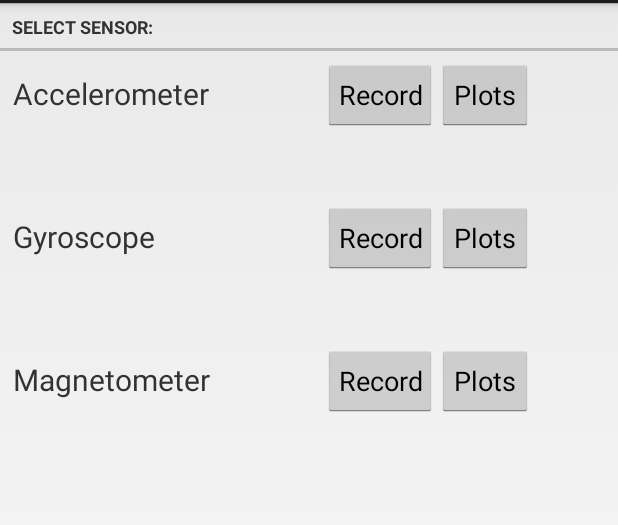
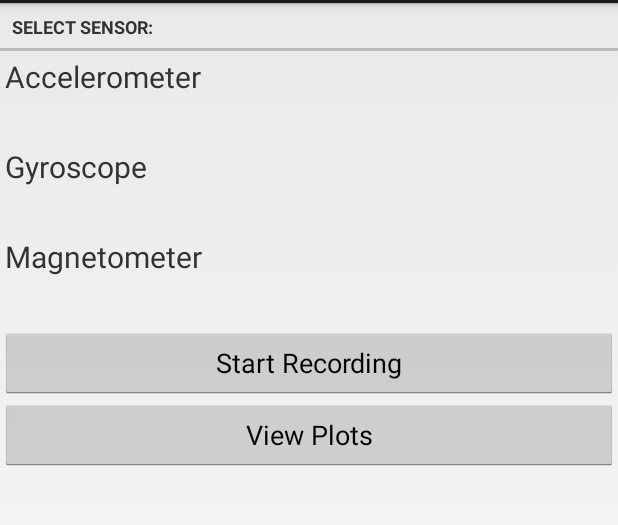
Before and after one commit to nadezhda93/SensorTagLog, an Android app: the SensorDataActivity screen opened directly, with no data from a screen before it, on a phone screen of 412 x 824 dp, the part 69-594 px from its top. Run offline under Robolectric (Android 15) with nearby library versions, the phone set to English and light mode, and no system bars; 3 statements that could not run were skipped.

Commit message:
New layout, only one plot and record button.

```diff
--- a/app/src/main/java/com/nadia/android/sensortaglog/SensorDataActivity.java
+++ b/app/src/main/java/com/nadia/android/sensortaglog/SensorDataActivity.java
@@ -54,18 +54,11 @@ public class SensorDataActivity extends Activity {
 
     private SensorDataSQLiteHelper db = new SensorDataSQLiteHelper(this);
 
-    private Button mRecordAccButton;
-    private Button mRecordGyroButton;
-    private Button mRecordMagButton;
+    private Button mRecordButton;
+    private Button mPlotButton;
 
-    private Boolean mRecordAccButtonPressOnce = false;
-    private Boolean mRecordAccButtonPressTwice = false;
-
-    private Boolean mRecordGyroButtonPressOnce = false;
-    private Boolean mRecordGyroButtonPressTwice = false;
-
-    private Boolean mRecordMagButtonPressOnce = false;
-    private Boolean mRecordMagButtonPressTwice = false;
+    private Boolean mRecordButtonPressOnce = false;
+    private Boolean mRecordButtonPressTwice = false;
 
     SimpleDateFormat mDateFormat = new SimpleDateFormat("dd/MM/yyyy HH:mm:ss:SSS");
 
@@ -121,10 +114,9 @@ public class SensorDataActivity extends Activity {
         mMagnetometerValue  = (TextView)findViewById(R.id.mag_value);
         mGyroscopeValue     = (TextView)findViewById(R.id.gyro_value);
 
-        //wire Button widgets for Recording data
-        mRecordAccButton    = (Button)findViewById(R.id.acc_record_button);
-        mRecordGyroButton   = (Button)findViewById(R.id.gyro_record_button);
-        mRecordMagButton    = (Button) findViewById(R.id.mag_record_button);
+        //wire Button widgets for Recording data and plotting
+        mRecordButton       = (Button)findViewById(R.id.record_button);
+        mPlotButton         = (Button)findViewById(R.id.plot_button);
 
 
         //Register to receive broadcasts for Magnetometer
@@ -137,74 +129,29 @@ public class SensorDataActivity extends Activity {
         LocalBroadcastManager.getInstance(this).registerReceiver(mGyroMessageReceiver,
                                                                 new IntentFilter(GYROSCOPE_INTENT_FILTER));
 
-        //set listener for the RecordAccButton
-        mRecordAccButton.setOnClickListener(new View.OnClickListener() {
+        //set listener for the RecordButton to start recording for all three sensors
+        mRecordButton.setOnClickListener(new View.OnClickListener() {
             @Override
             public void onClick(View v) {
                 //If record button has been pressed already, stop recording
-                if(mRecordAccButtonPressOnce){
-                    mRecordAccButtonPressTwice = true;
-                    mRecordAccButtonPressOnce = false;
-                    mRecordAccButton.setText("Record");
-                    Log.d(TAG, "mRecordAccButton was pressed again");
-                    Toast.makeText(SensorDataActivity.this, "Accelerometer recording saved.", Toast.LENGTH_SHORT).show();
+                if(mRecordButtonPressOnce){
+                    mRecordButtonPressTwice = true;
+                    mRecordButtonPressOnce = false;
+                    mRecordButton.setText("Start Recording");
+                    Log.d(TAG, "mRecordButton was pressed again");
+                    Toast.makeText(SensorDataActivity.this, "Recordings saved.", Toast.LENGTH_SHORT).show();
+                    mPlotButton.setEnabled(true);      //enable plot button after recording
                 }
                 else{
                     //set a flag that button has been pressed once
-                    //change text in button to read Stop
-                    mRecordAccButtonPressOnce = true;
-                    mRecordAccButtonPressTwice = false;
-                    mRecordAccButton.setText(" Stop ");
-                    Log.d(TAG, "mRecordAccButton was pressed");
+                    //change text in button to read Stop Recording
+                    mRecordButtonPressOnce = true;
+                    mRecordButtonPressTwice = false;
+                    mRecordButton.setText("Stop Recording");
+                    Log.d(TAG, "mRecordButton was pressed");
+                    Toast.makeText(SensorDataActivity.this, "Recording data ...", Toast.LENGTH_LONG).show();
+                    mPlotButton.setEnabled(false);      //disable plot button when recording
                 }
-            }
-        });
-
-        mRecordGyroButton.setOnClickListener(new View.OnClickListener() {
-            @Override
-            public void onClick(View v) {
-                //If record button has been pressed already, stop recording
-                if(mRecordGyroButtonPressOnce){
-                    mRecordGyroButtonPressTwice = true;
-                    mRecordGyroButtonPressOnce = false;
-                    mRecordGyroButton.setText("Record");
-                    Log.d(TAG, "mRecordGyroButton was pressed again");
-                    Toast.makeText(SensorDataActivity.this, "Gyroscope recording saved.", Toast.LENGTH_SHORT).show();
-                }
-                else{
-                    //set a flag that button has been pressed once
-                    //change text in button to read Stop
-                    mRecordGyroButtonPressOnce = true;
-                    mRecordGyroButtonPressTwice = false;
-                    mRecordGyroButton.setText(" Stop ");
-                    Log.d(TAG, "mRecordGyroButton was pressed");
-
-                }
-
-            }
-        });
-
-        mRecordMagButton.setOnClickListener(new View.OnClickListener() {
-            @Override
-            public void onClick(View v) {
-                //If record button has been pressed already, stop recording
-                if(mRecordMagButtonPressOnce){
-                    mRecordMagButtonPressTwice = true;
-                    mRecordMagButtonPressOnce = false;
-                    mRecordMagButton.setText("Record");
-                    Log.d(TAG, "mRecordMagButton was pressed again");
-                    Toast.makeText(SensorDataActivity.this, "Magnitude recording saved.", Toast.LENGTH_SHORT).show();
-                }
-                else{
-                    //set a flag that button has been pressed once
-                    //change text in button to read Stop
-                    mRecordMagButtonPressOnce = true;
-                    mRecordMagButtonPressTwice = false;
-                    mRecordMagButton.setText(" Stop ");
-                    Log.d(TAG, "mRecordMagButton was pressed");
-
-                }
-
             }
         });
     }
@@ -244,7 +191,7 @@ public class SensorDataActivity extends Activity {
 
             //add values to table only if Record button was pressed
             //Otherwise do nothing incl. if Stop button was pressed
-            if(mRecordAccButtonPressOnce) {
+            if(mRecordButtonPressOnce) {
                 //get current date, time in the format defined
                 String timestamp = mDateFormat.format(new Date());
                 db.addToDatabaseTable((float) resultX, (float) resultY, (float) resultZ,
@@ -273,7 +220,7 @@ public class SensorDataActivity extends Activity {
                     result_y + " z = " +
                     result_z + " deg");
 
-            if(mRecordGyroButtonPressOnce) {
+            if(mRecordButtonPressOnce) {
                 //get current date, time in the format defined
                 String timestamp = mDateFormat.format(new Date());
 
@@ -300,7 +247,7 @@ public class SensorDataActivity extends Activity {
             mMagnetometerValue.setText("x = " + result_x + " y = " +
                                                 result_y + " z = " +
                                                 result_z + " uT");
-            if(mRecordMagButtonPressOnce) {
+            if(mRecordButtonPressOnce) {
                 //get current date, time in the format defined
                 String timestamp = mDateFormat.format(new Date());
                 //add values to table
--- a/app/src/main/res/layout/activity_sensor_data.xml
+++ b/app/src/main/res/layout/activity_sensor_data.xml
@@ -1,9 +1,10 @@
 <?xml version="1.0" encoding="utf-8"?>
 
-<TableLayout
+<LinearLayout
     xmlns:android="http://schemas.android.com/apk/res/android"
     android:layout_width="fill_parent"
-    android:layout_height="fill_parent">
+    android:layout_height="fill_parent"
+    android:orientation="vertical">
 
     <TextView
         android:id="@+id/select_sensor"
@@ -13,153 +14,75 @@
         android:textSize="12sp"
         style="?android:listSeparatorTextViewStyle"/>
 
-    <TableRow
-        android:layout_width="fill_parent"
-        android:layout_height="wrap_content"
-        android:padding = "5dp"
-        android:layout_gravity="center_horizontal"
-        >
-
 
     <TextView
         android:id = "@+id/accelerometer_title"
-            android:layout_width="210dp"
+        android:layout_width="match_parent"
         android:layout_height="wrap_content"
         android:text = "@string/accelerometer"
         android:padding="3dp"
-            android:textSize="20sp"
+        android:textSize="20sp" />
 
-            />
-
-        <Button
-            android:id = "@+id/acc_record_button"
-            android:layout_width="wrap_content"
-            android:layout_height="wrap_content"
-            android:text="@string/record_button"
-            android:padding="10dp"
-
-            />
-
-        <Button
-            android:id = "@+id/acc_plot_button"
-            android:layout_width="wrap_content"
-            android:layout_height="wrap_content"
-            android:text="@string/plot_button"
-            android:padding="10dp"
-
-            />
-    </TableRow>
-
-    <TableRow
-        android:layout_width="fill_parent"
-        android:layout_height="wrap_content"
-        android:padding = "5dp"
-        android:gravity="left"
-        >
 
     <TextView
         android:id = "@+id/accelerometer_value"
         android:layout_width="fill_parent"
         android:layout_height="wrap_content"
         android:padding="3dp"
-           android:layout_span="3"/>
-    </TableRow>
+        android:paddingBottom="10dp"
+        android:gravity="center"/>
 
-
-    <TableRow
-        android:layout_width="fill_parent"
-        android:layout_height="wrap_content"
-        android:padding = "5dp"
-        android:layout_gravity="center_horizontal"
-        >
 
     <TextView
         android:id = "@+id/gyro_title"
-            android:layout_width="210dp"
+        android:layout_width="match_parent"
         android:layout_height="wrap_content"
         android:text = "@string/gyroscope"
         android:textSize="20sp"
-            android:padding="3dp"
-           />
+        android:padding="3dp" />
 
-        <Button
-            android:id = "@+id/gyro_record_button"
-            android:layout_width="wrap_content"
-            android:layout_height="wrap_content"
-            android:text="@string/record_button"
-            android:padding="10dp"
-            />
-
-        <Button
-            android:id = "@+id/gyro_plot_button"
-            android:layout_width="wrap_content"
-            android:layout_height="wrap_content"
-            android:text="@string/plot_button"
-            android:padding="10dp"
-            />
-    </TableRow>
-
-    <TableRow
-        android:layout_width="fill_parent"
-        android:layout_height="wrap_content"
-        android:padding = "5dp"
-        android:gravity="left"
-        >
 
     <TextView
         android:id = "@+id/gyro_value"
         android:layout_width="match_parent"
         android:layout_height="wrap_content"
         android:padding="3dp"
-            android:layout_span="3"/>
-    </TableRow>
+        android:paddingBottom="10dp"
+        android:gravity="center"/>
 
-    <TableRow
-        android:layout_width="fill_parent"
-        android:layout_height="wrap_content"
-        android:padding = "5dp"
-        android:layout_gravity="center_horizontal"
-        >
 
     <TextView
         android:id = "@+id/mag_title"
-            android:layout_width="210dp"
+        android:layout_width="match_parent"
         android:layout_height="wrap_content"
         android:text = "@string/magnetometer"
         android:textSize="20sp"
-            android:padding="3dp"
-           />
+        android:padding="3dp"/>
 
-        <Button
-            android:id = "@+id/mag_record_button"
-            android:layout_width="wrap_content"
-            android:layout_height="wrap_content"
-            android:text="@string/record_button"
-            android:padding="10dp"
-            />
-
-        <Button
-            android:id = "@+id/mag_plot_button"
-            android:layout_width="wrap_content"
-            android:layout_height="wrap_content"
-            android:text="@string/plot_button"
-            android:padding="10dp"
-            />
-    </TableRow>
-
-    <TableRow
-        android:layout_width="fill_parent"
-        android:layout_height="wrap_content"
-        android:padding = "5dp"
-        android:gravity="left"
-        >
 
     <TextView
         android:id = "@+id/mag_value"
         android:layout_width="match_parent"
         android:layout_height="wrap_content"
-            android:padding="3dp"
-            android:layout_span="3"/>
-    </TableRow>
+        android:padding="5dp"
+        android:paddingBottom="10dp"
+        android:gravity="center"/>
 
-</TableLayout>
+
+    <Button
+        android:id = "@+id/record_button"
+        android:layout_width="match_parent"
+        android:layout_height="wrap_content"
+        android:text="@string/record_button"
+        android:padding="10dp" />
+
+
+    <Button
+        android:id = "@+id/plot_button"
+        android:layout_width="fill_parent"
+        android:layout_height="wrap_content"
+        android:text="@string/plot_button"
+        android:padding="10dp" />
+
+
+</LinearLayout>
--- a/app/src/main/res/values/strings.xml
+++ b/app/src/main/res/values/strings.xml
@@ -14,6 +14,6 @@
     <string name="accelerometer">Accelerometer</string>
     <string name="gyroscope">Gyroscope</string>
     <string name="magnetometer">Magnetometer</string>
-    <string name="plot_button">Plots</string>
-    <string name="record_button">Record</string>
+    <string name="plot_button">View Plots</string>
+    <string name="record_button">Start Recording</string>
 </resources>
```
Also changed, not shown: app/src/main/java/com/nadia/android/sensortaglog/SensorDataService.java (+40 -31 lines). Lines whose indentation alone changed are shown as unchanged.
